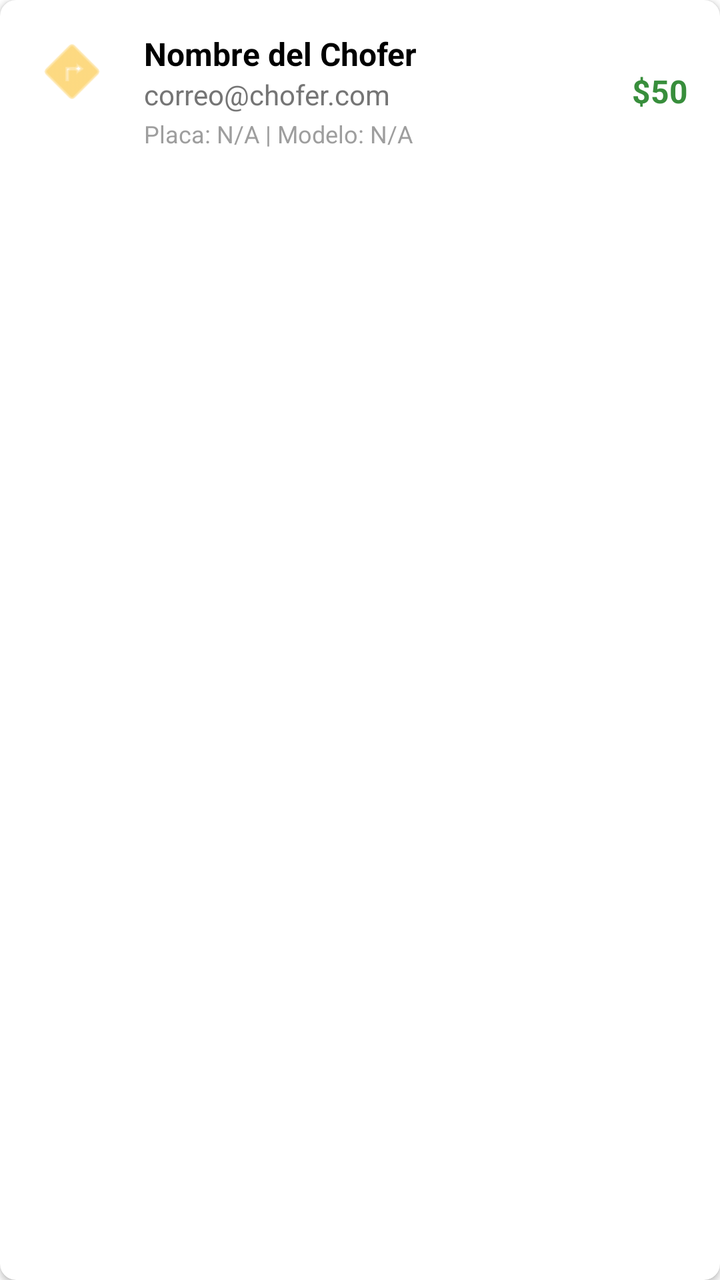
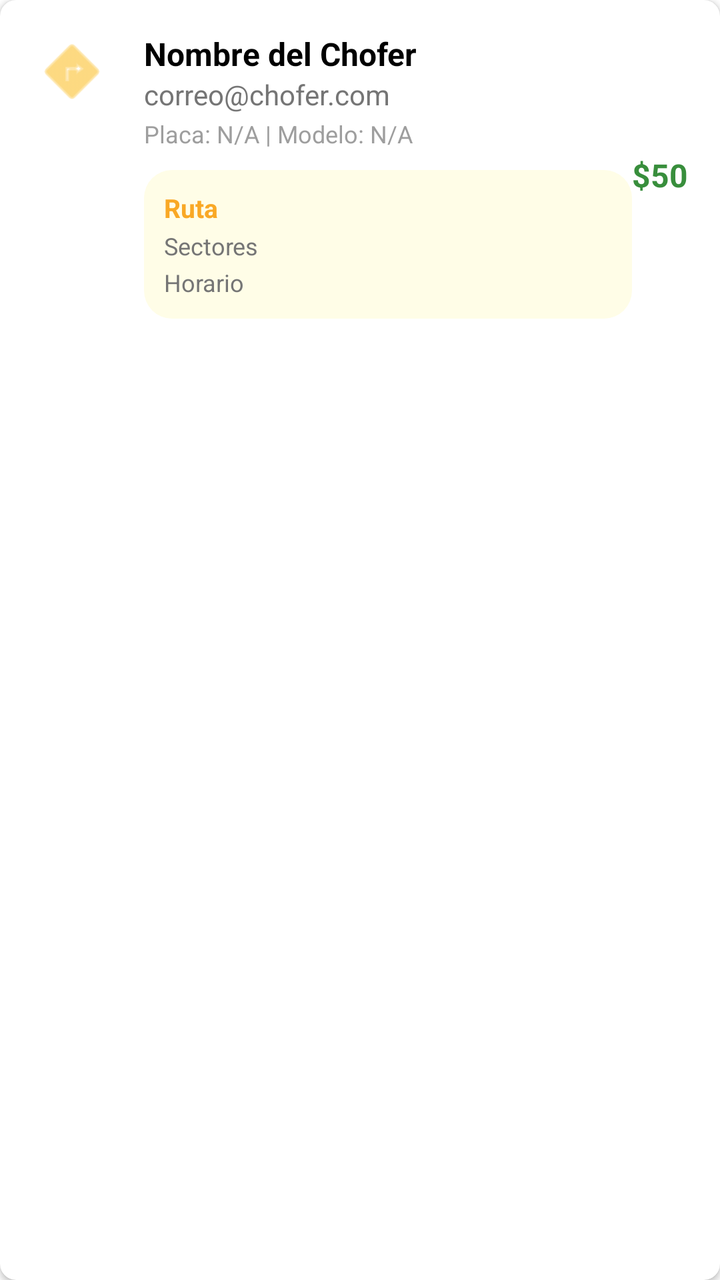

The first picture is an Android layout as it rendered before a commit; the second is the same layout after the commit. The layout source and the unified diff follow.
<!-- AndroidManifest.xml: application theme Theme.BusetaEscolarApp -->
<!-- res/layout/item_chofer.xml -->
<?xml version="1.0" encoding="utf-8"?>
<androidx.cardview.widget.CardView xmlns:android="http://schemas.android.com/apk/res/android"
    xmlns:app="http://schemas.android.com/apk/res-auto"
    android:layout_width="match_parent"
    android:layout_height="wrap_content"
    android:layout_marginBottom="8dp"
    app:cardCornerRadius="8dp"
    app:cardElevation="2dp"
    android:clickable="true"
    android:focusable="true"
    android:foreground="?attr/selectableItemBackground">

    <LinearLayout
        android:layout_width="match_parent"
        android:layout_height="wrap_content"
        android:orientation="horizontal"
        android:padding="16dp">

        <ImageView
            android:layout_width="40dp"
            android:layout_height="40dp"
            android:src="@android:drawable/ic_menu_directions"
            app:tint="#FBC02D" />

        <LinearLayout
            android:layout_width="0dp"
            android:layout_height="wrap_content"
            android:layout_marginStart="16dp"
            android:layout_weight="1"
            android:orientation="vertical">

            <TextView
                android:id="@+id/tvChoferName"
                android:layout_width="wrap_content"
                android:layout_height="wrap_content"
                android:text="Nombre del Chofer"
                android:textColor="@android:color/black"
                android:textSize="16sp"
                android:textStyle="bold" />

            <TextView
                android:id="@+id/tvChoferEmail"
                android:layout_width="wrap_content"
                android:layout_height="wrap_content"
                android:text="correo@chofer.com"
                android:textColor="#757575"
                android:textSize="14sp" />

            <TextView
                android:id="@+id/tvChoferBus"
                android:layout_width="wrap_content"
                android:layout_height="wrap_content"
                android:text="Placa: N/A | Modelo: N/A"
                android:textColor="#9E9E9E"
                android:textSize="12sp"
                android:layout_marginTop="2dp" />
        </LinearLayout>

        <TextView
            android:id="@+id/tvChoferPrice"
            android:layout_width="wrap_content"
            android:layout_height="wrap_content"
            android:layout_gravity="center_vertical"
            android:text="$50"
            android:textColor="#388E3C"
            android:textSize="16sp"
            android:textStyle="bold" />
    </LinearLayout>
</androidx.cardview.widget.CardView>
<!-- resources referenced by this layout -->
<resources>
  <style name="Theme.BusetaEscolarApp" parent="Theme.MaterialComponents.Light.NoActionBar" />
</resources>

<!-- the commit's change to res/layout/item_chofer.xml (unified diff, before → after) -->
@@ -54,6 +54,43 @@
                 android:textColor="#9E9E9E"
                 android:textSize="12sp"
                 android:layout_marginTop="2dp" />
+
+            
+            <LinearLayout
+                android:layout_width="match_parent"
+                android:layout_height="wrap_content"
+                android:layout_marginTop="10dp"
+                android:background="@drawable/bg_nav_active"
+                android:orientation="vertical"
+                android:padding="10dp">
+
+                <TextView
+                    android:id="@+id/tvChoferRuta"
+                    android:layout_width="match_parent"
+                    android:layout_height="wrap_content"
+                    android:text="Ruta"
+                    android:textColor="@color/school_yellow_dark"
+                    android:textSize="13sp"
+                    android:textStyle="bold" />
+
+                <TextView
+                    android:id="@+id/tvChoferSectores"
+                    android:layout_width="match_parent"
+                    android:layout_height="wrap_content"
+                    android:layout_marginTop="2dp"
+                    android:text="Sectores"
+                    android:textColor="@color/text_secondary"
+                    android:textSize="12sp" />
+
+                <TextView
+                    android:id="@+id/tvChoferHorario"
+                    android:layout_width="match_parent"
+                    android:layout_height="wrap_content"
+                    android:layout_marginTop="2dp"
+                    android:text="Horario"
+                    android:textColor="@color/text_secondary"
+                    android:textSize="12sp" />
+            </LinearLayout>
         </LinearLayout>
 
         <TextView
<!-- resource entries referenced after the edit -->
@@ -1,5 +1,14 @@
 <!-- resources referenced by this layout -->
 <resources>
+  <color name="school_yellow_dark">#F9A825</color>
+  <color name="text_secondary">#757575</color>
+  <!-- drawable bg_nav_active (drawable) -->
+  <shape xmlns:android="http://schemas.android.com/apk/res/android"
+      android:shape="rectangle">
+      <solid android:color="@color/school_yellow_soft" />
+      <corners android:radius="14dp" />
+  </shape>
   <style name="Theme.BusetaEscolarApp" parent="Theme.MaterialComponents.Light.NoActionBar" />
+  <color name="school_yellow_soft">#FFFDE7</color>
 </resources>
 
